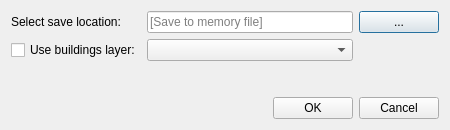
Old version of the form esstoolkit/urban_data_input/CreateNew_dialog_base.ui in the repository SpaceGroupUCL/qgisSpaceSyntaxToolkit.
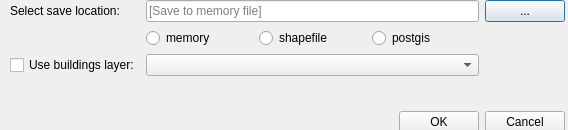
New version of the form.

What changed in the file:
```diff
--- a/esstoolkit/urban_data_input/CreateNew_dialog_base.ui
+++ b/esstoolkit/urban_data_input/CreateNew_dialog_base.ui
@@ -6,7 +6,7 @@
    <rect>
     <x>0</x>
     <y>0</y>
-    <width>450</width>
+    <width>568</width>
     <height>130</height>
    </rect>
   </property>
@@ -31,7 +31,42 @@
   <property name="windowTitle">
    <string>Create new frontage layer</string>
   </property>
+  <widget class="QWidget" name="layoutWidget">
+   <property name="geometry">
+    <rect>
+     <x>10</x>
+     <y>0</y>
+     <width>555</width>
+     <height>133</height>
+    </rect>
+   </property>
   <layout class="QGridLayout" name="gridLayout">
+    <item row="0" column="3">
+     <widget class="QPushButton" name="pushButtonSelectLocation">
+      <property name="sizePolicy">
+       <sizepolicy hsizetype="Maximum" vsizetype="Fixed">
+        <horstretch>0</horstretch>
+        <verstretch>0</verstretch>
+       </sizepolicy>
+      </property>
+      <property name="text">
+       <string>...</string>
+      </property>
+     </widget>
+    </item>
+    <item row="4" column="3">
+     <widget class="QPushButton" name="closePopUpButton">
+      <property name="sizePolicy">
+       <sizepolicy hsizetype="Maximum" vsizetype="Fixed">
+        <horstretch>0</horstretch>
+        <verstretch>0</verstretch>
+       </sizepolicy>
+      </property>
+      <property name="text">
+       <string>Cancel</string>
+      </property>
+     </widget>
+    </item>
    <item row="0" column="0">
     <widget class="QLabel" name="label">
      <property name="sizePolicy">
@@ -45,20 +80,7 @@
      </property>
     </widget>
    </item>
-   <item row="0" column="3">
-    <widget class="QPushButton" name="pushButtonSelectLocation">
-     <property name="sizePolicy">
-      <sizepolicy hsizetype="Maximum" vsizetype="Fixed">
-       <horstretch>0</horstretch>
-       <verstretch>0</verstretch>
-      </sizepolicy>
-     </property>
-     <property name="text">
-      <string>...</string>
-     </property>
-    </widget>
-   </item>
-   <item row="1" column="0">
+    <item row="2" column="0">
     <widget class="QCheckBox" name="createNewFileCheckBox">
      <property name="enabled">
       <bool>true</bool>
@@ -68,7 +90,7 @@
      </property>
     </widget>
    </item>
-   <item row="2" column="2">
+    <item row="3" column="1">
     <spacer name="verticalSpacer">
      <property name="orientation">
       <enum>Qt::Vertical</enum>
@@ -81,7 +103,7 @@
      </property>
     </spacer>
    </item>
-   <item row="3" column="2">
+    <item row="4" column="2">
     <widget class="QPushButton" name="pushButtonNewFileDLG">
      <property name="sizePolicy">
       <sizepolicy hsizetype="Maximum" vsizetype="Fixed">
@@ -89,27 +111,42 @@
        <verstretch>0</verstretch>
       </sizepolicy>
      </property>
+      <property name="layoutDirection">
+       <enum>Qt::RightToLeft</enum>
+      </property>
      <property name="text">
       <string>OK</string>
      </property>
     </widget>
    </item>
-   <item row="3" column="3">
-    <widget class="QPushButton" name="closePopUpButton">
-     <property name="sizePolicy">
-      <sizepolicy hsizetype="Maximum" vsizetype="Fixed">
-       <horstretch>0</horstretch>
-       <verstretch>0</verstretch>
-      </sizepolicy>
-     </property>
-     <property name="text">
-      <string>Cancel</string>
-     </property>
-    </widget>
-   </item>
-   <item row="1" column="1" colspan="2">
+    <item row="2" column="1" colspan="2">
     <widget class="QComboBox" name="selectLUCombo"/>
    </item>
+    <item row="1" column="1" colspan="2">
+     <layout class="QHBoxLayout" name="horizontalLayout">
+      <item>
+       <widget class="QRadioButton" name="f_memory_radioButton">
+        <property name="text">
+         <string>memory</string>
+        </property>
+       </widget>
+      </item>
+      <item>
+       <widget class="QRadioButton" name="f_shp_radioButton">
+        <property name="text">
+         <string>shapefile</string>
+        </property>
+       </widget>
+      </item>
+      <item>
+       <widget class="QRadioButton" name="f_postgis_radioButton">
+        <property name="text">
+         <string>postgis</string>
+        </property>
+       </widget>
+      </item>
+     </layout>
+    </item>
    <item row="0" column="1" colspan="2">
     <widget class="QLineEdit" name="lineEditFrontages">
      <property name="placeholderText">
@@ -118,6 +155,7 @@
     </widget>
    </item>
   </layout>
+  </widget>
  </widget>
  <resources/>
  <connections/>
```
Lines whose indentation alone changed are shown as unchanged.
